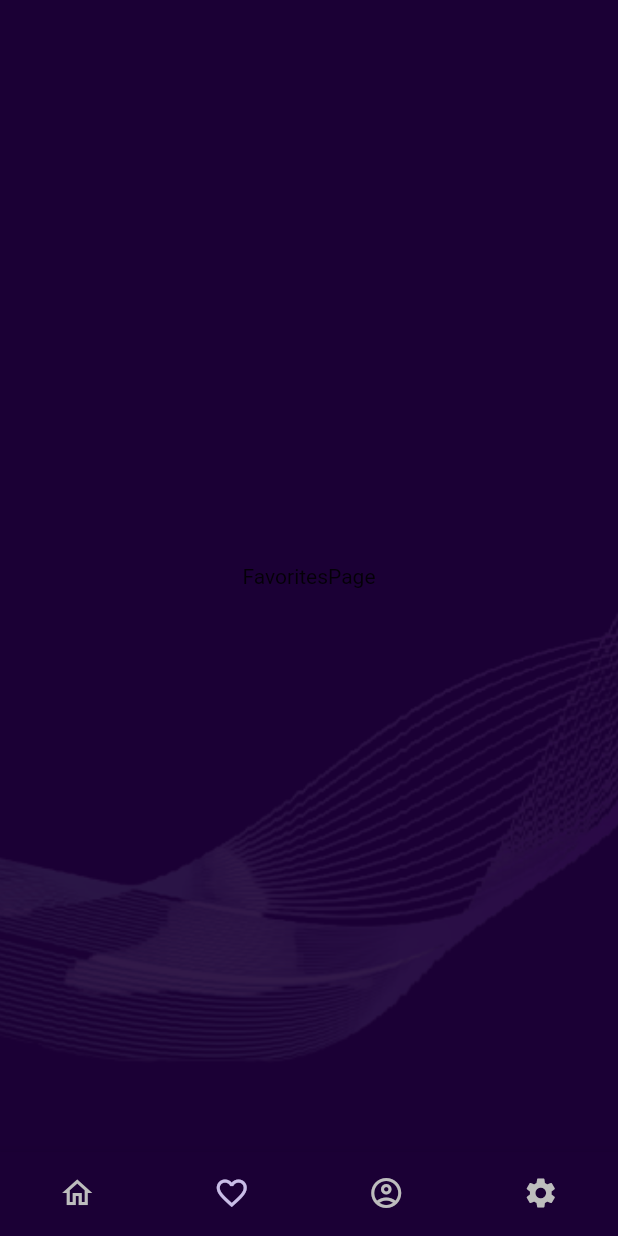
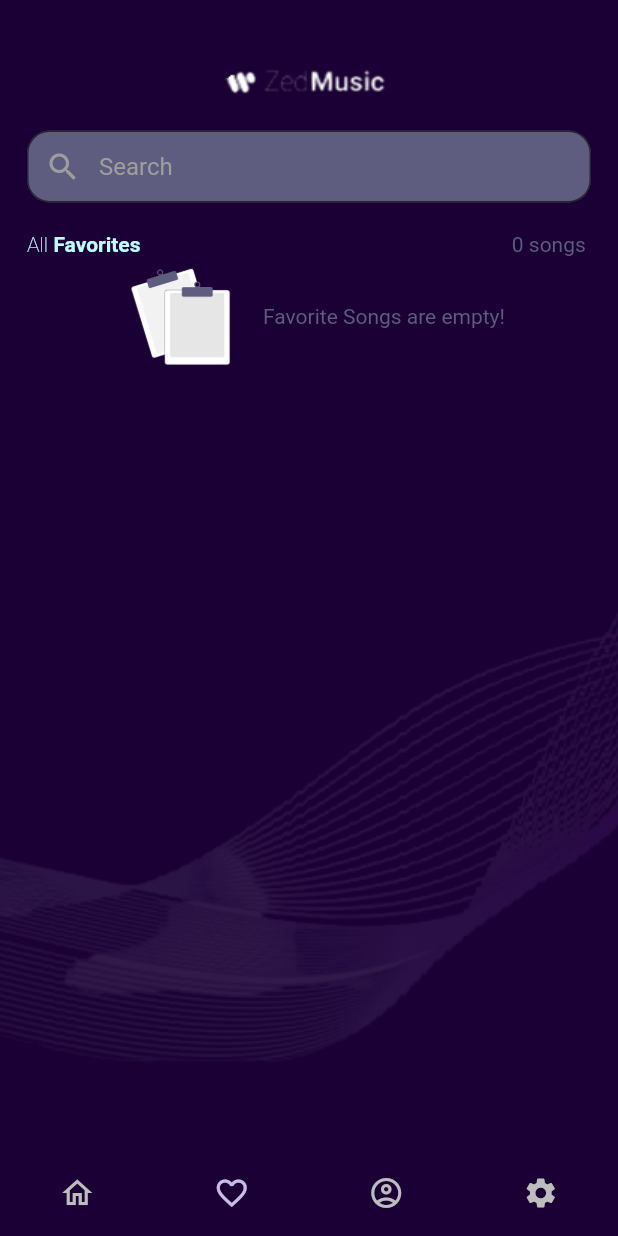
Before and after one commit to Atuoha/zedmusic, a Flutter app: the BottomNav screen opened by its route, item 2 of the bottom bar chosen, on a phone screen of 412 x 824 dp. Run offline on Flutter 3.47's test engine with Material 2 defaults, Android fonts, the phone set to English and light mode, and no system bars; our stand-ins replace dots_indicator, loading_animation_widget, on_audio_query, permission_handler.

Commit message:
task: interfacing favorite songs with an empty notation

```diff
--- a/lib/screens/main/favorites.dart
+++ b/lib/screens/main/favorites.dart
@@ -1,10 +1,129 @@
 import 'package:flutter/material.dart';
+import 'package:on_audio_query/on_audio_query.dart';
+import 'package:provider/provider.dart';
+import '../../components/kText.dart';
+import '../../components/searchbox.dart';
+import '../../constants/colors.dart';
+import '../../providers/song.dart';
 
 class FavoritesScreen extends StatelessWidget {
   const FavoritesScreen({Key? key}) : super(key: key);
 
   @override
   Widget build(BuildContext context) {
-    return Center(child: Text('FavoritesPage'));
+    Size size = MediaQuery.of(context).size;
+    var songData = Provider.of<SongData>(context);
+    return Padding(
+      padding: const EdgeInsets.only(
+        top: 40.0,
+        right: 18,
+        left: 18,
+      ),
+      child: SingleChildScrollView(
+        child: Column(
+          crossAxisAlignment: CrossAxisAlignment.start,
+          children: [
+            Center(
+              child: Image.asset('assets/images/small_logo.png'),
+            ),
+            const SizedBox(height: 15),
+            const SearchBox(),
+            const SizedBox(height: 20),
+            Row(
+              mainAxisAlignment: MainAxisAlignment.spaceBetween,
+              children: [
+                const KText(
+                  firstText: 'All',
+                  secondText: ' Favorites',
+                ),
+                Text(
+                  '${songData.getFavorites().length} songs ',
+                  style: const TextStyle(
+                    color: searchBoxBg,
+                  ),
+                ),
+              ],
+            ),
+
+           songData.getFavorites().length == 0 ?
+
+           Row(
+             mainAxisAlignment: MainAxisAlignment.center,
+             children: [
+               const SizedBox(height:10),
+               Image.asset(
+                 'assets/images/empty.png',
+                 width: 90,
+               ),
+               const SizedBox(width: 10),
+               const Text(
+                 'Favorite Songs are empty!',
+                 style: TextStyle(
+                   color: searchBoxBg,
+                 ),
+               ),
+             ],
+           )
+               :
+               const SizedBox(height:10),
+            SizedBox(
+              height: size.height / 1,
+              child: ListView.builder(
+                padding: EdgeInsets.zero,
+                itemCount: songData.getFavorites().length,
+                itemBuilder: (context, index) => Padding(
+                  padding: const EdgeInsets.only(bottom: 10.0),
+                  child: ListTile(
+                    contentPadding: EdgeInsets.zero,
+                    leading: QueryArtworkWidget(
+                      id: songData.getFavorites()[index].id,
+                      type: ArtworkType.AUDIO,
+                      artworkFit: BoxFit.cover,
+                      artworkBorder: BorderRadius.circular(30),
+                    ),
+                    title: Text(
+                      songData.getFavorites()[index].title,
+                      maxLines: 1,
+                      overflow: TextOverflow.ellipsis,
+                      style: const TextStyle(
+                        color: Colors.white,
+                      ),
+                    ),
+                    subtitle: Text(
+                      songData.getFavorites()[index].artist!,
+                      style: TextStyle(
+                        color: Colors.grey.shade300,
+                      ),
+                    ),
+                    trailing: Column(
+                      children: [
+                        GestureDetector(
+                          onTap: () => songData
+                              .toggleIsFav(songData.getFavorites()[index]),
+                          child: Icon(
+                            songData.isFav(songData.getFavorites()[index].id)
+                                ? Icons.favorite
+                                : Icons.favorite_border,
+                            color: songData
+                                    .isFav(songData.getFavorites()[index].id)
+                                ? Colors.red
+                                : ambientBg,
+                          ),
+                        ),
+                        const SizedBox(height: 5),
+                        const Icon(
+                          Icons.play_circle,
+                          color: ambientBg,
+                        ),
+                      ],
+                    ),
+                  ),
+                ),
+              ),
+            ),
+          ],
+        ),
+      ),
+    );
   }
 }
```
Also changed, not shown: favorite_fnc.png (added), favorite_songs.png (added).
